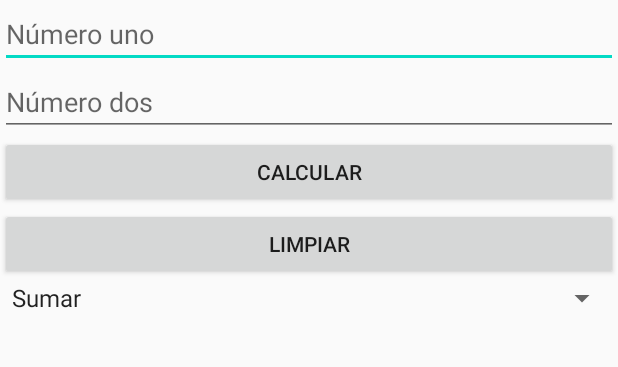
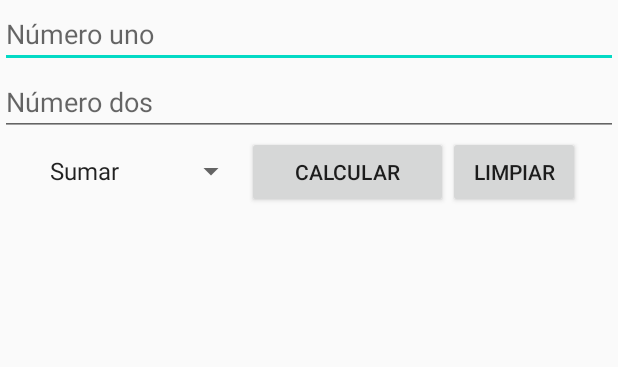
Before and after one commit to arnobisms/calculadora_unimagdalena, an Android app: the screen it shows after launch (MainActivity), on a phone screen of 412 x 824 dp, the part 121-488 px from its top. Run offline under Robolectric (Android 15) with nearby library versions, the phone set to English and light mode, and no system bars.

Commit message:
Interfaz ajustada

```diff
--- a/app/src/main/res/layout/activity_main.xml
+++ b/app/src/main/res/layout/activity_main.xml
@@ -33,24 +33,31 @@
         android:hint="Número dos"
         android:inputType="number" />
 
+    <LinearLayout
+        android:layout_width="match_parent"
+        android:layout_height="match_parent"
+        android:gravity="center_horizontal"
+        android:orientation="horizontal">
+
+        <Spinner
+            android:id="@+id/seleccionOperacion"
+            android:layout_width="wrap_content"
+            android:layout_height="wrap_content" />
+
         <Button
             android:id="@+id/btnSumar"
-        android:layout_width="match_parent"
+            android:layout_width="134dp"
             android:layout_height="wrap_content"
             android:onClick="calcular"
             android:text="Calcular" />
 
         <Button
             android:id="@+id/btnLimpiar"
-        android:layout_width="match_parent"
+            android:layout_width="wrap_content"
             android:layout_height="wrap_content"
             android:onClick="aux_limpiar"
             android:text="Limpiar" />
-
-    <Spinner
-        android:id="@+id/seleccionOperacion"
-        android:layout_width="match_parent"
-        android:layout_height="wrap_content" />
+    </LinearLayout>
 
     <TextView
         android:id="@+id/lblResultado"
```
Lines whose indentation alone changed are shown as unchanged.
